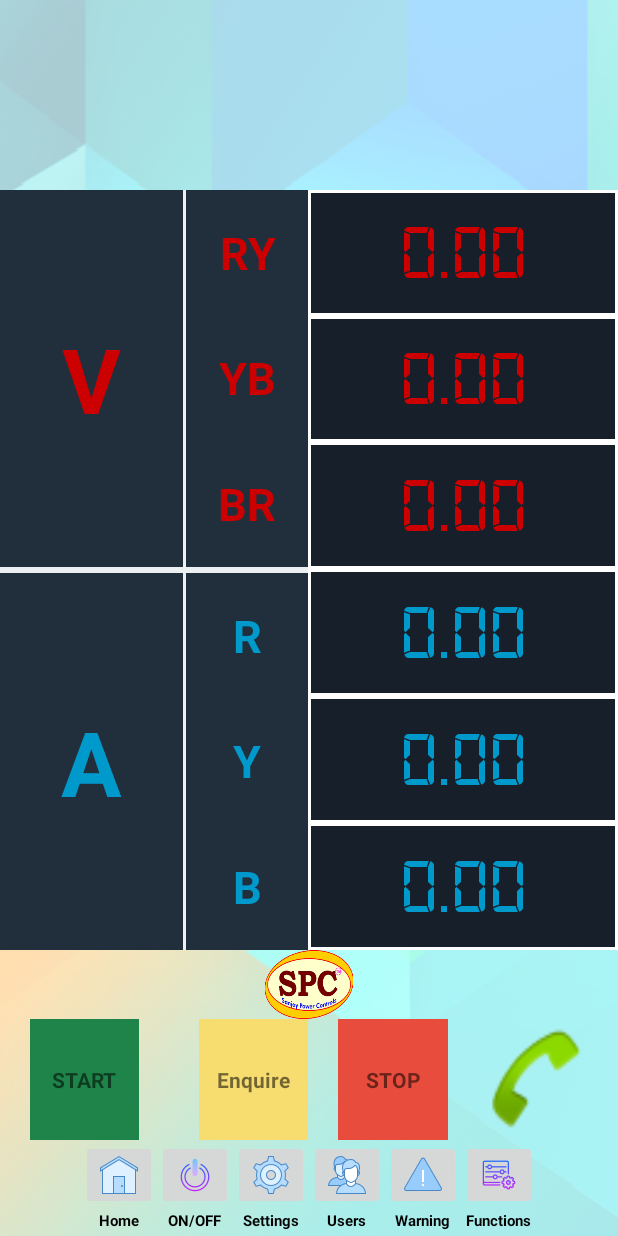
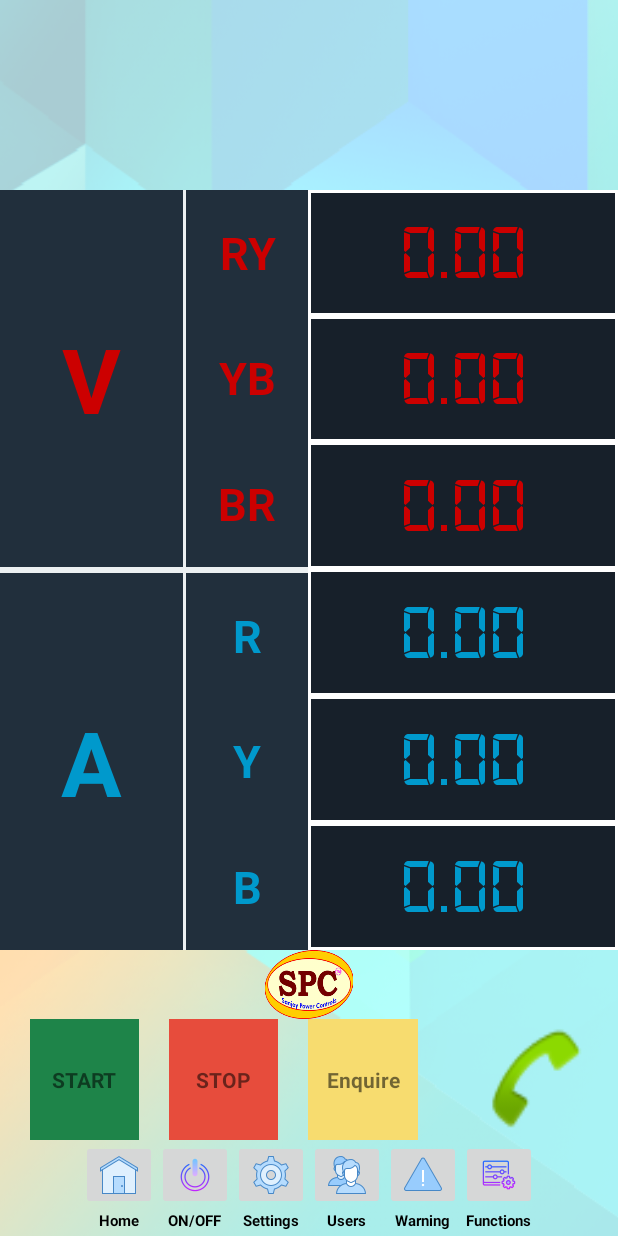
Before and after one commit to blueskylinks/new_spc_main_111, an Android app: the Main2Activity screen opened directly, with no data from a screen before it, on a phone screen of 412 x 824 dp. Run offline under Robolectric (Android 15) with nearby library versions, the phone set to English and light mode, and no system bars.

Commit message:
Made some change in Main2Activity

```diff
--- a/app/src/main/res/layout/new_dashboard.xml
+++ b/app/src/main/res/layout/new_dashboard.xml
@@ -318,6 +318,17 @@
             android:textStyle="bold" />
 
         <TextView
+            android:id="@+id/refresh_bt13"
+            android:layout_width="0dp"
+            android:layout_height="match_parent"
+            android:layout_weight="1"
+            android:background=" #e74c3c "
+            android:gravity="center"
+            android:onClick="motor_off"
+            android:text="STOP"
+            android:textStyle="bold" />
+
+        <TextView
             android:id="@+id/refresh_bt1"
             android:layout_width="0dp"
             android:layout_height="match_parent"
@@ -329,17 +340,6 @@
             android:onClick="refresh"
             android:text="Enquire"
             android:textStyle="bold" />
-
-        <TextView
-            android:id="@+id/refresh_bt13"
-            android:layout_width="0dp"
-            android:layout_height="match_parent"
-            android:layout_weight="1"
-            android:background=" #e74c3c "
-            android:gravity="center"
-            android:onClick="motor_off"
-            android:textStyle="bold"
-            android:text="STOP" />
 
         <TextView
             android:id="@+id/dial1"
```
Also changed, not shown: app/src/main/java/com/blueskylinks/spc_main/Main2Activity.java (+13 -13 lines).
